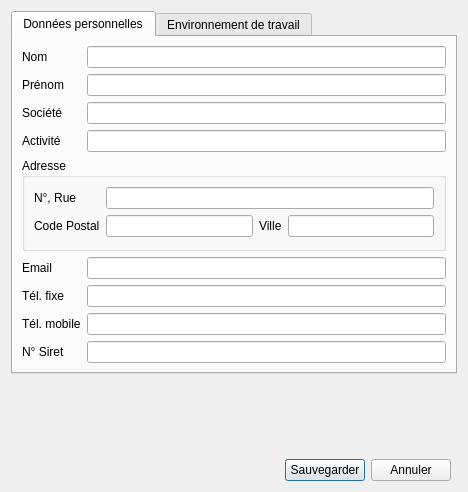
First picture: the form in src/gui/dialogs/userdatadialog.ui, repository FACT-Team/FactDev, before the edit.
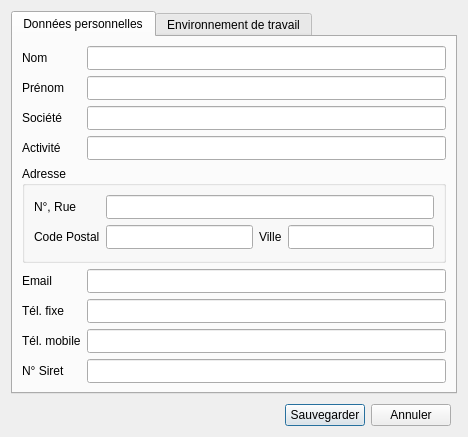
Second picture: the form after the edit. Icons and pictures are not drawn. Custom widgets are drawn as their Qt base class.

Commit message: Update each windows

```diff
--- a/src/gui/dialogs/userdatadialog.ui
+++ b/src/gui/dialogs/userdatadialog.ui
@@ -7,7 +7,7 @@
     <x>0</x>
     <y>0</y>
     <width>468</width>
-    <height>492</height>
+    <height>437</height>
    </rect>
   </property>
   <property name="windowTitle">
@@ -58,6 +58,9 @@
    </item>
    <item row="0" column="0" colspan="4">
     <widget class="QTabWidget" name="tabUserData">
+     <property name="tabShape">
+      <enum>QTabWidget::Rounded</enum>
+     </property>
      <property name="currentIndex">
       <number>0</number>
      </property>
@@ -108,13 +111,34 @@
            </widget>
           </item>
           <item row="1" column="1">
-           <widget class="Gui::Widgets::CheckFields::CheckPostalCode" name="lePostalCode"/>
+           <widget class="Gui::Widgets::CheckFields::CheckPostalCode" name="lePostalCode">
+            <property name="minimumSize">
+             <size>
+              <width>0</width>
+              <height>24</height>
+             </size>
+            </property>
+           </widget>
           </item>
           <item row="0" column="1" colspan="3">
-           <widget class="Gui::Widgets::CheckFields::CheckUntilField" name="leAddress"/>
+           <widget class="Gui::Widgets::CheckFields::CheckUntilField" name="leAddress">
+            <property name="minimumSize">
+             <size>
+              <width>0</width>
+              <height>24</height>
+             </size>
+            </property>
+           </widget>
           </item>
           <item row="1" column="3">
-           <widget class="Gui::Widgets::CheckFields::CheckCity" name="leCity"/>
+           <widget class="Gui::Widgets::CheckFields::CheckCity" name="leCity">
+            <property name="minimumSize">
+             <size>
+              <width>0</width>
+              <height>24</height>
+             </size>
+            </property>
+           </widget>
           </item>
           <item row="1" column="0">
            <widget class="QLabel" name="lbPostalCode">
@@ -162,28 +186,84 @@
         </widget>
        </item>
        <item row="0" column="1">
-        <widget class="Gui::Widgets::CheckFields::CheckFieldsLetters" name="leLastname"/>
+        <widget class="Gui::Widgets::CheckFields::CheckFieldsLetters" name="leLastname">
+         <property name="minimumSize">
+          <size>
+           <width>0</width>
+           <height>24</height>
+          </size>
+         </property>
+        </widget>
        </item>
        <item row="1" column="1">
-        <widget class="Gui::Widgets::CheckFields::CheckFieldsLetters" name="leFirstname"/>
+        <widget class="Gui::Widgets::CheckFields::CheckFieldsLetters" name="leFirstname">
+         <property name="minimumSize">
+          <size>
+           <width>0</width>
+           <height>24</height>
+          </size>
+         </property>
+        </widget>
        </item>
        <item row="5" column="1">
-        <widget class="Gui::Widgets::CheckFields::CheckUntilField" name="leCompany"/>
+        <widget class="Gui::Widgets::CheckFields::CheckUntilField" name="leCompany">
+         <property name="minimumSize">
+          <size>
+           <width>0</width>
+           <height>24</height>
+          </size>
+         </property>
+        </widget>
        </item>
        <item row="6" column="1">
-        <widget class="Gui::Widgets::CheckFields::CheckUntilField" name="leTitle"/>
+        <widget class="Gui::Widgets::CheckFields::CheckUntilField" name="leTitle">
+         <property name="minimumSize">
+          <size>
+           <width>0</width>
+           <height>24</height>
+          </size>
+         </property>
+        </widget>
        </item>
        <item row="8" column="1">
-        <widget class="Gui::Widgets::CheckFields::CheckEmail" name="leEmail"/>
+        <widget class="Gui::Widgets::CheckFields::CheckEmail" name="leEmail">
+         <property name="minimumSize">
+          <size>
+           <width>0</width>
+           <height>24</height>
+          </size>
+         </property>
+        </widget>
        </item>
        <item row="9" column="1">
-        <widget class="Gui::Widgets::CheckFields::CheckPhone" name="lePhone"/>
+        <widget class="Gui::Widgets::CheckFields::CheckPhone" name="lePhone">
+         <property name="minimumSize">
+          <size>
+           <width>0</width>
+           <height>24</height>
+          </size>
+         </property>
+        </widget>
        </item>
        <item row="10" column="1">
-        <widget class="Gui::Widgets::CheckFields::CheckPhone" name="leMobilePhone"/>
+        <widget class="Gui::Widgets::CheckFields::CheckPhone" name="leMobilePhone">
+         <property name="minimumSize">
+          <size>
+           <width>0</width>
+           <height>24</height>
+          </size>
+         </property>
+        </widget>
        </item>
        <item row="11" column="1">
-        <widget class="Gui::Widgets::CheckFields::CheckSiretNumber" name="leNoSiret"/>
+        <widget class="Gui::Widgets::CheckFields::CheckSiretNumber" name="leNoSiret">
+         <property name="minimumSize">
+          <size>
+           <width>0</width>
+           <height>24</height>
+          </size>
+         </property>
+        </widget>
        </item>
       </layout>
       <zorder>lbPhone</zorder>
@@ -290,14 +370,6 @@
   </layout>
  </widget>
  <customwidgets>
-  <customwidget>
-   <class>Gui::Widgets::CheckFields::CheckFieldsLetters</class>
-   <extends>QLineEdit</extends>
-   <header>gui/widgets/checkfields/checkfieldsletters.h</header>
-   <slots>
-    <slot>fieldTextChanged(QString)</slot>
-   </slots>
-  </customwidget>
   <customwidget>
    <class>Gui::Widgets::CheckFields::CheckUntilField</class>
    <extends>QLineEdit</extends>
@@ -338,6 +410,14 @@
     <slot>fieldTextChanged(QString)</slot>
    </slots>
   </customwidget>
+  <customwidget>
+   <class>Gui::Widgets::CheckFields::CheckFieldsLetters</class>
+   <extends>QLineEdit</extends>
+   <header>gui/widgets/checkfields/checkfieldsletters.h</header>
+   <slots>
+    <slot>fieldTextChanged(QString)</slot>
+   </slots>
+  </customwidget>
   <customwidget>
    <class>Gui::Widgets::CheckFields::CheckSiretNumber</class>
    <extends>QLineEdit</extends>
```
The commit also changes 7 other files.
